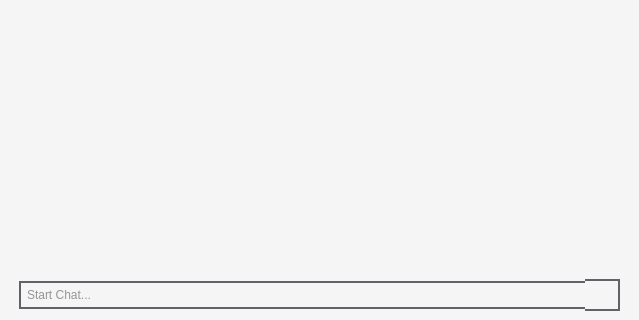
Old version of the form main2.ui in the repository ali7haider/llm-chat-desktop-app; both pictures show x 0 to 639 and y 466 to 786 of the 639 by 786 pixel window.
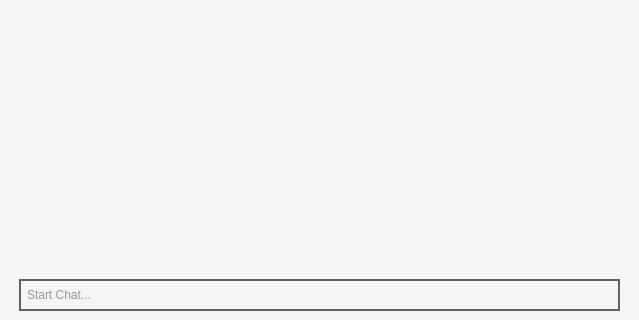
New version of the form. The open tabs and pages were chosen to show the change. Icons and pictures are not drawn.

```diff
--- a/main2.ui
+++ b/main2.ui
@@ -748,6 +748,18 @@
                  </property>
                  <item>
                   <widget class="QLineEdit" name="txtChat">
+                   <property name="minimumSize">
+                    <size>
+                     <width>0</width>
+                     <height>32</height>
+                    </size>
+                   </property>
+                   <property name="maximumSize">
+                    <size>
+                     <width>16777215</width>
+                     <height>32</height>
+                    </size>
+                   </property>
                    <property name="styleSheet">
                     <string notr="true">background:#F5F5F5;
 border:2px solid #606268;
```
Left out of the diff: 2 changed lines with no effect on the pictures.
